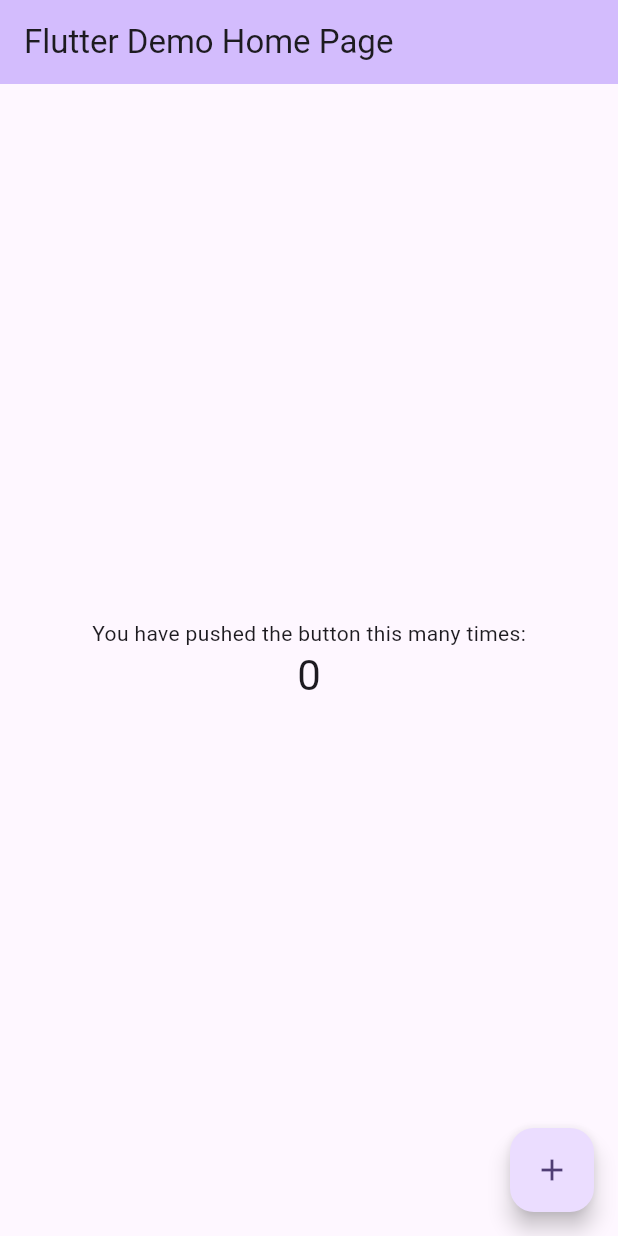
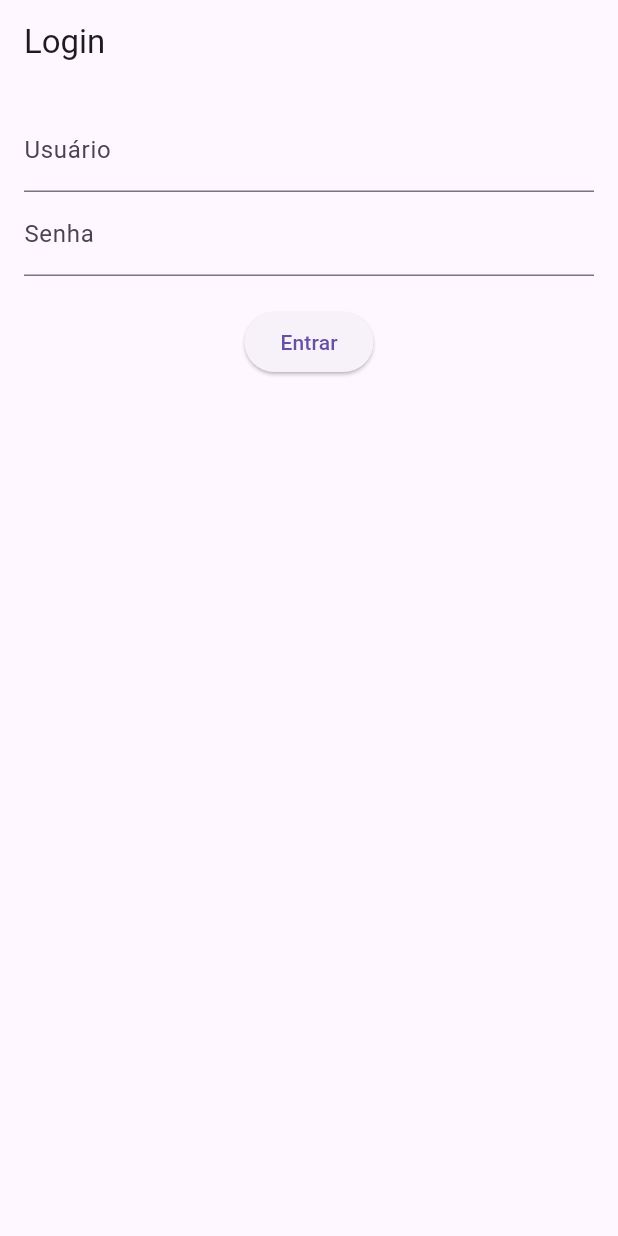
Before and after one commit to HidekiEto/shared_preferences, a Flutter app: the screen it shows after launch, on a phone screen of 412 x 824 dp. Run offline on Flutter 3.47's test engine with Material 3 defaults, Android fonts, the phone set to English and light mode, and no system bars; our stand-ins replace shared_preferences.

```diff
--- a/shared_preferences_example/lib/main.dart
+++ b/shared_preferences_example/lib/main.dart
@@ -1,125 +1,21 @@
 import 'package:flutter/material.dart';
+import 'screens/splash_screen.dart';
 
-void main() {
+void main(){
   runApp(const MyApp());
 }
 
 class MyApp extends StatelessWidget {
   const MyApp({super.key});
 
-  // This widget is the root of your application.
   @override
   Widget build(BuildContext context) {
     return MaterialApp(
-      title: 'Flutter Demo',
+      title: 'Shared Preferences Example',
       theme: ThemeData(
-        // This is the theme of your application.
-        //
-        // TRY THIS: Try running your application with "flutter run". You'll see
-        // the application has a purple toolbar. Then, without quitting the app,
-        // try changing the seedColor in the colorScheme below to Colors.green
-        // and then invoke "hot reload" (save your changes or press the "hot
-        // reload" button in a Flutter-supported IDE, or press "r" if you used
-        // the command line to start the app).
-        //
-        // Notice that the counter didn't reset back to zero; the application
-        // state is not lost during the reload. To reset the state, use hot
-        // restart instead.
-        //
-        // This works for code too, not just values: Most code changes can be
-        // tested with just a hot reload.
-        colorScheme: ColorScheme.fromSeed(seedColor: Colors.deepPurple),
-        useMaterial3: true,
+        primarySwatch: Colors.blue,
       ),
-      home: const MyHomePage(title: 'Flutter Demo Home Page'),
+      home: const SplashScreen(),
     );
   }
 }
-
-class MyHomePage extends StatefulWidget {
-  const MyHomePage({super.key, required this.title});
-
-  // This widget is the home page of your application. It is stateful, meaning
-  // that it has a State object (defined below) that contains fields that affect
-  // how it looks.
-
-  // This class is the configuration for the state. It holds the values (in this
-  // case the title) provided by the parent (in this case the App widget) and
-  // used by the build method of the State. Fields in a Widget subclass are
-  // always marked "final".
-
-  final String title;
-
-  @override
-  State<MyHomePage> createState() => _MyHomePageState();
-}
-
-class _MyHomePageState extends State<MyHomePage> {
-  int _counter = 0;
-
-  void _incrementCounter() {
-    setState(() {
-      // This call to setState tells the Flutter framework that something has
-      // changed in this State, which causes it to rerun the build method below
-      // so that the display can reflect the updated values. If we changed
-      // _counter without calling setState(), then the build method would not be
-      // called again, and so nothing would appear to happen.
-      _counter++;
-    });
-  }
-
-  @override
-  Widget build(BuildContext context) {
-    // This method is rerun every time setState is called, for instance as done
-    // by the _incrementCounter method above.
-    //
-    // The Flutter framework has been optimized to make rerunning build methods
-    // fast, so that you can just rebuild anything that needs updating rather
-    // than having to individually change instances of widgets.
-    return Scaffold(
-      appBar: AppBar(
-        // TRY THIS: Try changing the color here to a specific color (to
-        // Colors.amber, perhaps?) and trigger a hot reload to see the AppBar
-        // change color while the other colors stay the same.
-        backgroundColor: Theme.of(context).colorScheme.inversePrimary,
-        // Here we take the value from the MyHomePage object that was created by
-        // the App.build method, and use it to set our appbar title.
-        title: Text(widget.title),
-      ),
-      body: Center(
-        // Center is a layout widget. It takes a single child and positions it
-        // in the middle of the parent.
-        child: Column(
-          // Column is also a layout widget. It takes a list of children and
-          // arranges them vertically. By default, it sizes itself to fit its
-          // children horizontally, and tries to be as tall as its parent.
-          //
-          // Column has various properties to control how it sizes itself and
-          // how it positions its children. Here we use mainAxisAlignment to
-          // center the children vertically; the main axis here is the vertical
-          // axis because Columns are vertical (the cross axis would be
-          // horizontal).
-          //
-          // TRY THIS: Invoke "debug painting" (choose the "Toggle Debug Paint"
-          // action in the IDE, or press "p" in the console), to see the
-          // wireframe for each widget.
-          mainAxisAlignment: MainAxisAlignment.center,
-          children: <Widget>[
-            const Text(
-              'You have pushed the button this many times:',
-            ),
-            Text(
-              '$_counter',
-              style: Theme.of(context).textTheme.headlineMedium,
-            ),
-          ],
-        ),
-      ),
-      floatingActionButton: FloatingActionButton(
-        onPressed: _incrementCounter,
-        tooltip: 'Increment',
-        child: const Icon(Icons.add),
-      ), // This trailing comma makes auto-formatting nicer for build methods.
-    );
-  }
-}
--- a/shared_preferences_example/lib/screens/login_page.dart
+++ b/shared_preferences_example/lib/screens/login_page.dart
@@ -0,0 +1,73 @@
+import 'package:flutter/material.dart';
+import '../utils/shared_prefs.dart';
+import 'home_page.dart';
+
+class LoginPage extends StatefulWidget {
+  const LoginPage({super.key});
+
+  @override
+  State<LoginPage> createState() =>  _LoginPageState();
+}
+
+class _LoginPageState extends State<LoginPage> {
+  final TextEditingController _usernameController = TextEditingController();
+  final TextEditingController _passwordController = TextEditingController();
+
+  Future<void> _login() async{
+    String username = _usernameController.text.trim();
+    String password = _passwordController.text;
+
+    if (username == 'user' && password == 'pass'){
+      await SharedPrefs.setLoginStatus(true);
+        Navigator.pushReplacement(
+          context,
+          MaterialPageRoute(builder: (context) => const HomePage()),
+        );
+    } else {
+
+      showDialog(
+        context: context,
+        builder: (context) => AlertDialog(
+          title:const Text('Erro'),
+          content: const Text('Credenciais inválidas'),
+          actions: [
+            TextButton(
+              onPressed: () => Navigator.pop(context),
+              child: const Text("OK"),
+              ),
+          ],
+        ),
+      );
+    }
+  }
+
+    @override
+  Widget build(BuildContext context) {
+    return Scaffold(
+      appBar: AppBar(
+        title: const Text('Login'),
+      ),
+      body: Padding(
+        padding: const EdgeInsets.all(16.0),
+        child: Column(
+          children: [
+            TextField(
+              controller: _usernameController,
+              decoration: const InputDecoration(labelText: 'Usuário'),
+            ),
+            TextField(
+              controller: _passwordController,
+              decoration: const InputDecoration(labelText: 'Senha'),
+              obscureText: true,
+              ),
+              const SizedBox(height: 20),
+              ElevatedButton(
+                onPressed: _login,
+                child: const Text('Entrar'),
+                ),
+              ],
+            ),
+          ),
+        );
+      }
+    }
--- a/shared_preferences_example/lib/utils/shared_prefs.dart
+++ b/shared_preferences_example/lib/utils/shared_prefs.dart
@@ -0,0 +1,23 @@
+import 'package:shared_preferences/shared_preferences.dart';
+
+class SharedPrefs {
+  static const String _isLoggedInKey = 'isLoggeIn';
+
+  static Future<void> setLoginStatus(bool isLoggeIn) async {
+      final prefs = await SharedPreferences.getInstance();
+      await prefs.setBool(_isLoggedInKey, isLoggeIn);
+  }
+
+  // recupera o estado de login do shared_prefences
+  static Future<bool> getLoginStatus() async {
+    final prefs = await SharedPreferences.getInstance();
+    return prefs.getBool(_isLoggedInKey) ??
+      false; // retorna se não estiver definido
+  }
+
+  //remove o estado de login do SharedPreferences
+    static Future<void> removeLoginStatus() async {
+      final prefs = await SharedPreferences.getInstance();
+      await prefs.remove(_isLoggedInKey);
+    }
+}
```
Also changed, not shown: shared_preferences_example/lib/screens/home_page.dart (+37 -0 lines), shared_preferences_example/lib/screens/splash_screen.dart (+49 -0 lines), 1 other file.
